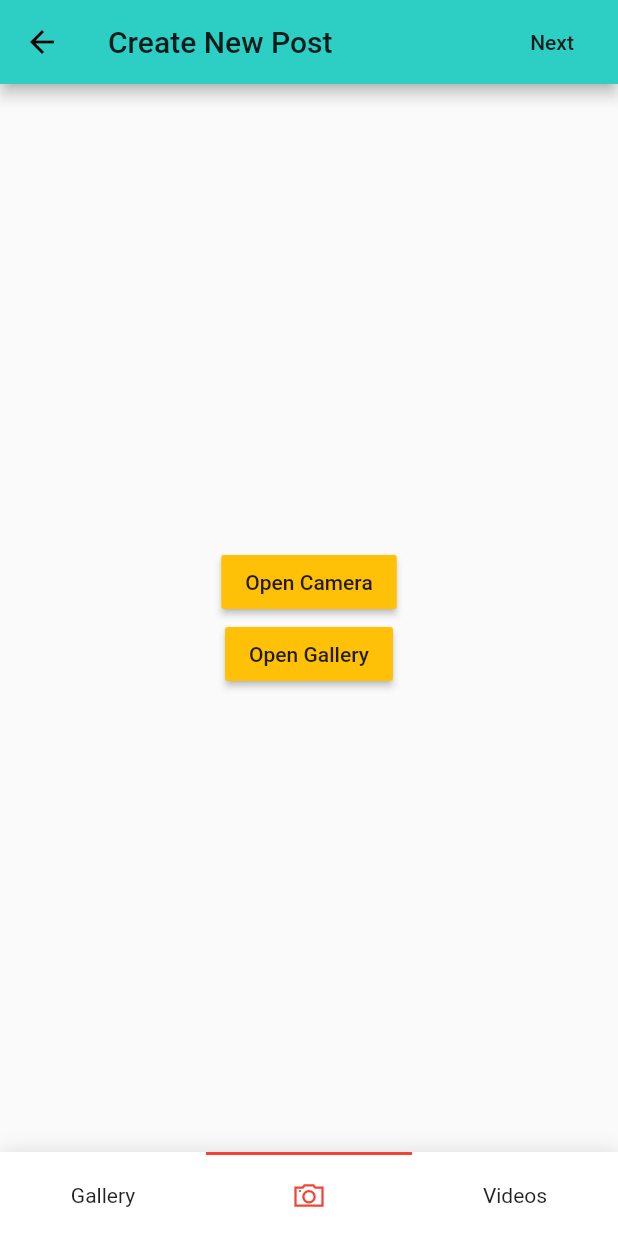
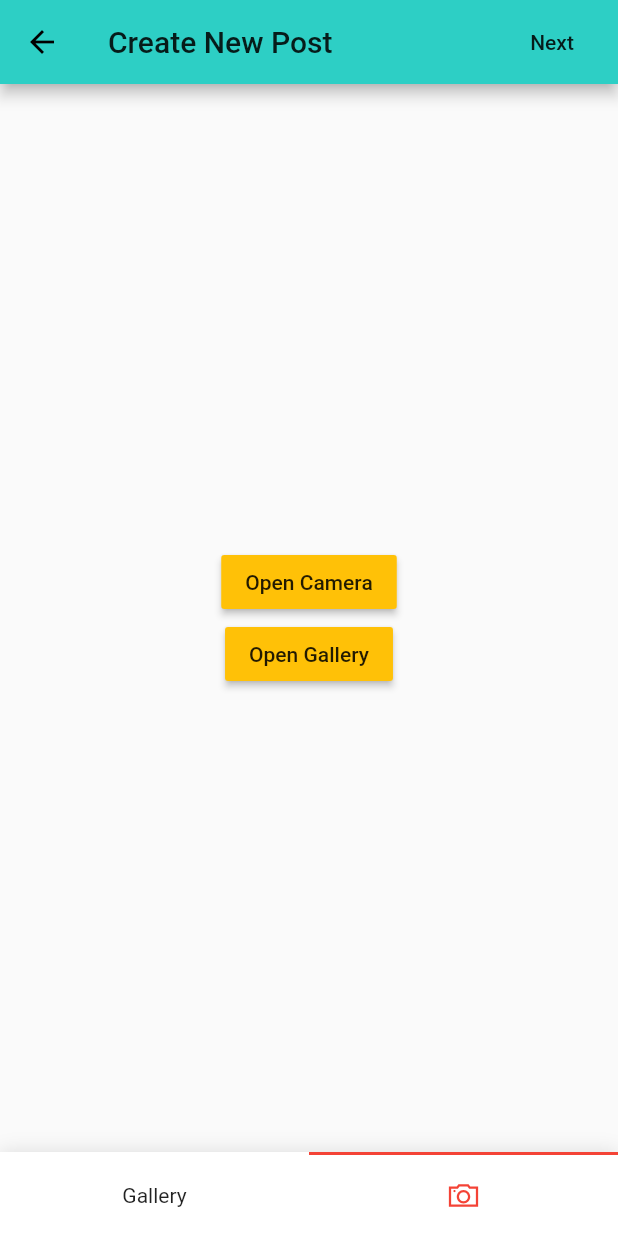
Before and after one commit to vikanshu-joshi/umix, a Flutter app: the NewPost screen opened directly, on a phone screen of 412 x 824 dp. Run offline on Flutter 3.47's test engine with Material 2 defaults, Android fonts, the phone set to English and light mode, and no system bars; drawn by our look-alikes of titled_navigation_bar; our stand-ins replace cloud_firestore, firebase_auth, firebase_storage, flutter_datetime_picker, google_nav_bar, image_picker and 5 more; missing offline and left inert: flutter_device_type, image_gallery, progressive_image; accounts and stored records are empty.

Commit message:
added add caption and location screen

```diff
--- a/lib/screens/my_profile.dart
+++ b/lib/screens/my_profile.dart
@@ -384,7 +384,6 @@ class _MyProfileState extends State<MyProfile> {
                       )
                     : Container(
                       decoration: BoxDecoration(
-
                         image: DecorationImage(image: NetworkImage(SplashScreen.myProfile.image),fit: BoxFit.fill)
                       ),
                       width: mediaQuery.width,
--- a/lib/screens/new_post_screen.dart
+++ b/lib/screens/new_post_screen.dart
@@ -8,6 +8,7 @@ import 'package:image_picker/image_picker.dart';
 import 'package:line_icons/line_icons.dart';
 import 'package:progressive_image/progressive_image.dart';
 import 'package:titled_navigation_bar/titled_navigation_bar.dart';
+import 'package:umix/screens/final_post_upload.dart';
 
 class NewPost extends StatefulWidget {
   @override
@@ -78,24 +79,48 @@ class _NewPostState extends State<NewPost> {
         )),
         Padding(
           padding: const EdgeInsets.all(8.0),
+          child: SingleChildScrollView(
+            scrollDirection: Axis.horizontal,
             child: Row(
+              crossAxisAlignment: CrossAxisAlignment.center,
               mainAxisAlignment: MainAxisAlignment.spaceEvenly,
               children: <Widget>[
-              RaisedButton(
+                Container(
+                  padding: EdgeInsets.only(left: 10, right: 10),
+                  child: RaisedButton(
                     onPressed: () {
                       _captureImage(ImageSource.camera);
                     },
                     child: Text('Open Camera'),
                     color: Theme.of(context).accentColor,
                   ),
-              RaisedButton(
+                ),
+                Container(
+                  padding: EdgeInsets.only(left: 10, right: 10),
+                  child: IconButton(
+                      icon: Icon(
+                        Icons.cancel,
+                        color: Colors.red,
+                      ),
+                      onPressed: () {
+                        setState(() {
+                          loadedImage = null;
+                          imageCaptured = false;
+                        });
+                      }),
+                ),
+                Container(
+                  padding: EdgeInsets.only(left: 10, right: 10),
+                  child: RaisedButton(
                     onPressed: () {
                       _captureImage(ImageSource.gallery);
                     },
                     child: Text('Open Gallery'),
                     color: Theme.of(context).accentColor,
+                  ),
                 )
               ],
+            ),
           ),
         )
       ],
@@ -112,12 +137,20 @@ class _NewPostState extends State<NewPost> {
     return Device.get().isIos
         ? CupertinoNavigationBar(
             leading: Text('Create New Post'),
-            trailing: FlatButton(onPressed: () {}, child: Text('Next')),
+            trailing: FlatButton(
+                onPressed: () {
+                  nextFinalPostScreen(context);
+                },
+                child: Text('Next')),
           )
         : AppBar(
             title: Text('Create New Post'),
             actions: <Widget>[
-              FlatButton(onPressed: () {}, child: Text('Next')),
+              FlatButton(
+                  onPressed: () {
+                    nextFinalPostScreen(context);
+                  },
+                  child: Text('Next')),
             ],
           );
   }
@@ -131,11 +164,20 @@ class _NewPostState extends State<NewPost> {
     });
   }
 
+  void nextFinalPostScreen(BuildContext context) {
+    Navigator.of(context).push(MaterialPageRoute(
+        fullscreenDialog: true,
+        builder: (ctx) {
+          return FinalPostUpload(imageCaptured ? loadedImage : null);
+        }));
+  }
+
   @override
   Widget build(BuildContext context) {
     return Scaffold(
       appBar: getAppBar(),
       body: PageView(
+        physics: NeverScrollableScrollPhysics(),
         onPageChanged: (index) {
           currentIndex = index;
         },
@@ -145,19 +187,29 @@ class _NewPostState extends State<NewPost> {
             gridDelegate: SliverGridDelegateWithMaxCrossAxisExtent(
                 maxCrossAxisExtent: MediaQuery.of(context).size.width * 0.5),
             itemBuilder: (ctx, index) {
-              return Container(
+              return GestureDetector(
+                onTap: () {
+                  loadedImage = File(imagesList[index]);
+                  setState(() {
+                    imageCaptured = true;
+                    _page.animateToPage(1,
+                        duration: Duration(milliseconds: 800),
+                        curve: Curves.ease);
+                  });
+                },
+                child: Container(
                     color: Theme.of(context).accentColor,
                     child: ProgressiveImage(
                         placeholder: AssetImage('assets/images/loading.png'),
                         thumbnail: FileImage(File(imagesList[index])),
                         image: FileImage(File(imagesList[index])),
                         width: MediaQuery.of(context).size.width * 0.495,
-                      height: MediaQuery.of(context).size.width * 0.495));
+                        height: MediaQuery.of(context).size.width * 0.495)),
+              );
             },
             itemCount: imagesList == null ? 0 : imagesList.length,
           ),
           getCameraPage(),
-          Center(child: Text('Videos')),
         ],
       ),
       bottomNavigationBar: TitledBottomNavigationBar(
@@ -180,11 +232,6 @@ class _NewPostState extends State<NewPost> {
                 icon: Device.get().isIos
                     ? CupertinoIcons.photo_camera
                     : LineIcons.camera),
-            TitledNavigationBarItem(
-                title: Text('Videos'),
-                icon: Device.get().isIos
-                    ? CupertinoIcons.video_camera
-                    : LineIcons.video_camera),
           ]),
     );
   }
```
Also changed, not shown: lib/screens/final_post_upload.dart (added, +137 -0 lines), assets/images/splash.png. Lines whose indentation alone changed are shown as unchanged.
